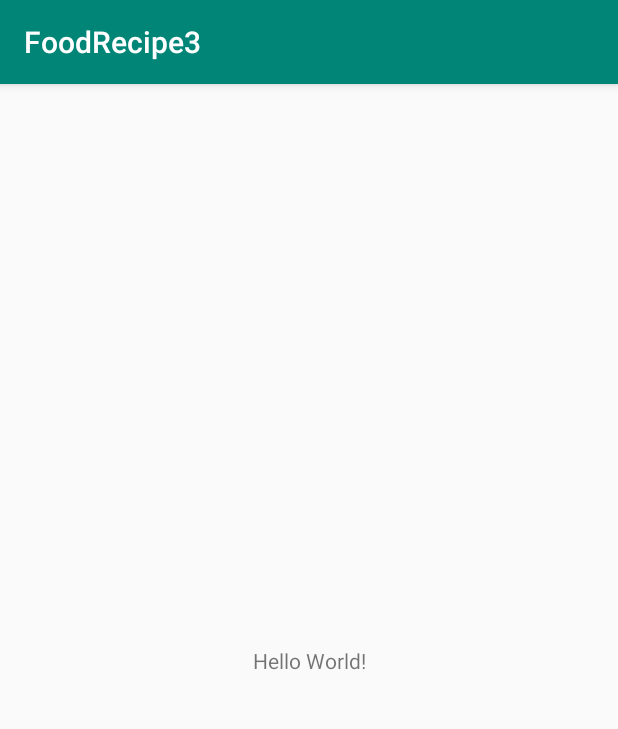
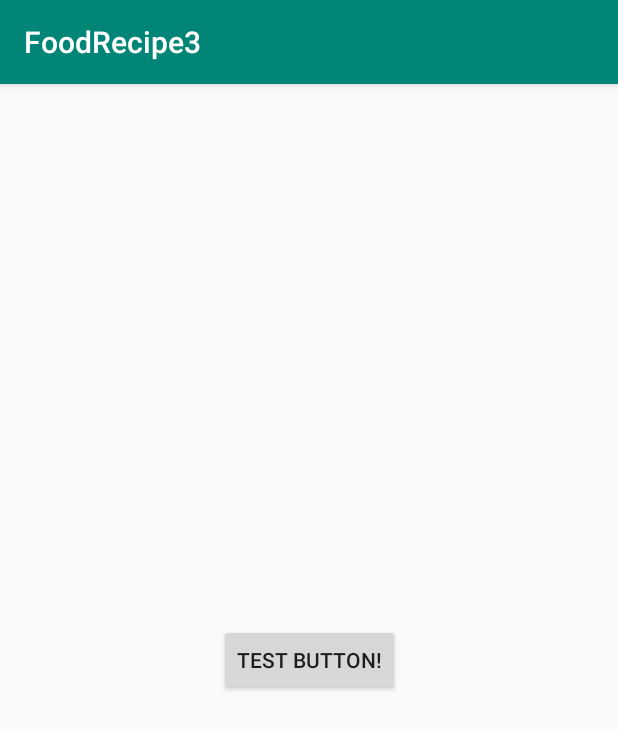
Before and after one commit to rleee/FoodRecipe3, an Android app: the screen it shows after launch (MainActivity before the commit, RecipeListActivity after it), on a phone screen of 412 x 824 dp. Shown: the top 729 px of the screen. Run offline under Robolectric (Android 15) with nearby library versions, the phone set to English and light mode, and no system bars.

Commit message:
Make BaseActivity, ProgressBar, attach RecipeListActivity and its xml to Base

```diff
--- a/app/build.gradle
+++ b/app/build.gradle
@@ -26,4 +26,8 @@ dependencies {
     testImplementation 'junit:junit:4.12'
     androidTestImplementation 'androidx.test.ext:junit:1.1.1'
     androidTestImplementation 'androidx.test.espresso:espresso-core:3.2.0'
+
+    def retrofit_version = "2.6.2"
+    implementation "com.squareup.retrofit2:converter-gson:$retrofit_version"
+    implementation "com.squareup.retrofit2:retrofit:$retrofit_version"
 }
--- a/app/src/main/AndroidManifest.xml
+++ b/app/src/main/AndroidManifest.xml
@@ -9,7 +9,7 @@
         android:roundIcon="@mipmap/ic_launcher_round"
         android:supportsRtl="true"
         android:theme="@style/AppTheme">
-        <activity android:name=".MainActivity">
+        <activity android:name=".RecipeListActivity">
             <intent-filter>
                 <action android:name="android.intent.action.MAIN" />
 
--- /dev/null
+++ b/app/src/main/java/com/drdlee/foodrecipe3/BaseActivity.java
@@ -0,0 +1,32 @@
+package com.drdlee.foodrecipe3;
+
+import android.view.View;
+import android.widget.FrameLayout;
+import android.widget.ProgressBar;
+
+import androidx.appcompat.app.AppCompatActivity;
+import androidx.constraintlayout.widget.ConstraintLayout;
+
+public abstract class BaseActivity extends AppCompatActivity {
+	// make this class abstract so this class can only extended, not instantiated
+
+	public ProgressBar mProgressBar;
+
+	@Override
+	public void setContentView(int layoutResID) {
+
+		ConstraintLayout baseActivityXml = (ConstraintLayout) getLayoutInflater().inflate(R.layout.activity_base, null);
+		FrameLayout frameLayout = baseActivityXml.findViewById(R.id.activity_content);
+		mProgressBar = baseActivityXml.findViewById(R.id.pregress_bar);
+
+		getLayoutInflater().inflate(layoutResID, frameLayout, true);
+		// so this will take which activity that extends BaseActivity and inflate it into FrameLayout and attach to it
+
+		super.setContentView(baseActivityXml);
+		// lastly make the baseActivity as the contentView
+	}
+
+	public void showProgressbar(boolean isVisible) {
+		mProgressBar.setVisibility(isVisible ? View.VISIBLE : View.INVISIBLE);
+	}
+}
--- a/app/src/main/java/com/drdlee/foodrecipe3/MainActivity.java
+++ /dev/null
@@ -1,14 +0,0 @@
-package com.drdlee.foodrecipe3;
-
-import androidx.appcompat.app.AppCompatActivity;
-
-import android.os.Bundle;
-
-public class MainActivity extends AppCompatActivity {
-
-	@Override
-	protected void onCreate(Bundle savedInstanceState) {
-		super.onCreate(savedInstanceState);
-		setContentView(R.layout.activity_main);
-	}
-}
--- /dev/null
+++ b/app/src/main/java/com/drdlee/foodrecipe3/RecipeListActivity.java
@@ -0,0 +1,25 @@
+package com.drdlee.foodrecipe3;
+
+import android.os.Bundle;
+import android.view.View;
+
+public class RecipeListActivity extends BaseActivity {
+
+	@Override
+	protected void onCreate(Bundle savedInstanceState) {
+		super.onCreate(savedInstanceState);
+		setContentView(R.layout.activity_recipe_list);
+
+		findViewById(R.id.test_button).setOnClickListener(new View.OnClickListener() {
+			@Override
+			public void onClick(View v) {
+				if (mProgressBar.getVisibility() == View.VISIBLE) {
+					showProgressbar(false);
+				}
+				else {
+					showProgressbar(true);
+				}
+			}
+		});
+	}
+}
--- /dev/null
+++ b/app/src/main/res/layout/activity_base.xml
@@ -0,0 +1,25 @@
+<?xml version="1.0" encoding="utf-8"?>
+<androidx.constraintlayout.widget.ConstraintLayout xmlns:android="http://schemas.android.com/apk/res/android"
+    xmlns:app="http://schemas.android.com/apk/res-auto"
+    android:layout_width="match_parent"
+    android:layout_height="match_parent">
+
+    <FrameLayout
+        android:layout_width="match_parent"
+        android:layout_height="match_parent"
+        android:id="@+id/activity_content">
+
+    </FrameLayout>
+
+    <ProgressBar
+        android:id="@+id/pregress_bar"
+        style="@style/Widget.AppCompat.ProgressBar"
+        android:layout_width="wrap_content"
+        android:layout_height="wrap_content"
+        android:visibility="gone"
+        app:layout_constraintBottom_toBottomOf="parent"
+        app:layout_constraintLeft_toLeftOf="parent"
+        app:layout_constraintRight_toRightOf="parent"
+        app:layout_constraintTop_toTopOf="parent" />
+
+</androidx.constraintlayout.widget.ConstraintLayout>
--- a/app/src/main/res/layout/activity_main.xml
+++ b/app/src/main/res/layout/activity_recipe_list.xml
@@ -4,15 +4,16 @@
     xmlns:tools="http://schemas.android.com/tools"
     android:layout_width="match_parent"
     android:layout_height="match_parent"
-    tools:context=".MainActivity">
+    tools:context=".RecipeListActivity">
 
-    <TextView
+    <androidx.appcompat.widget.AppCompatButton
         android:layout_width="wrap_content"
         android:layout_height="wrap_content"
-        android:text="Hello World!"
+        android:text="Test Button!"
         app:layout_constraintBottom_toBottomOf="parent"
         app:layout_constraintLeft_toLeftOf="parent"
         app:layout_constraintRight_toRightOf="parent"
-        app:layout_constraintTop_toTopOf="parent" />
+        app:layout_constraintTop_toTopOf="parent"
+        android:id="@+id/test_button"/>
 
 </androidx.constraintlayout.widget.ConstraintLayout>
```
